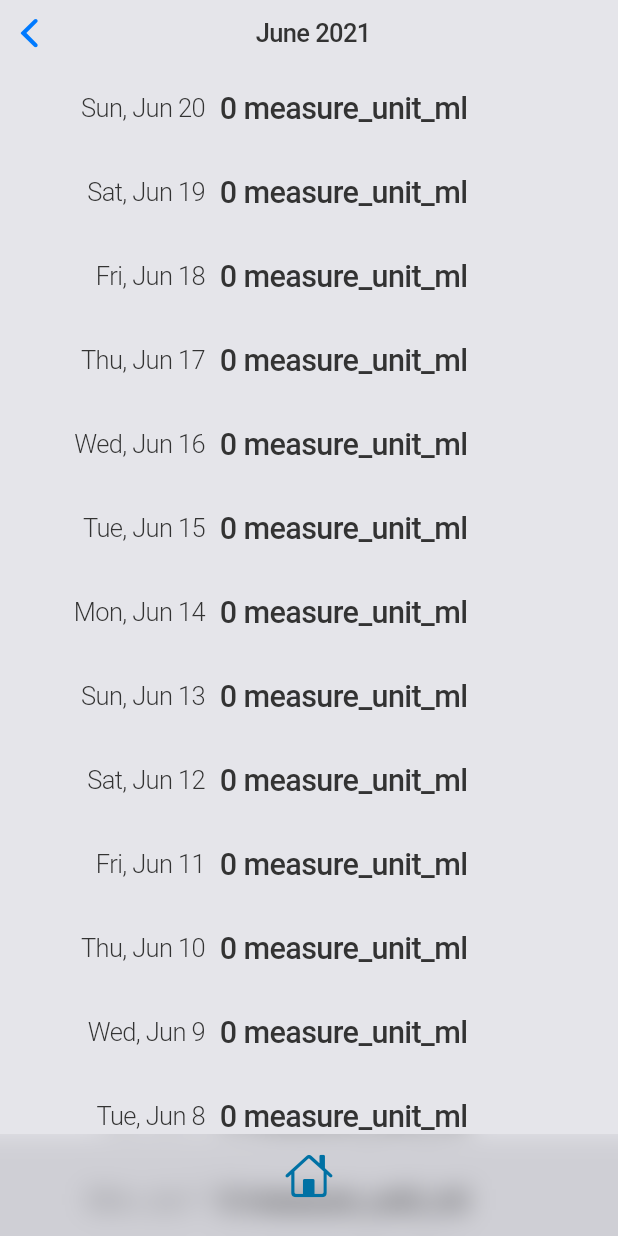
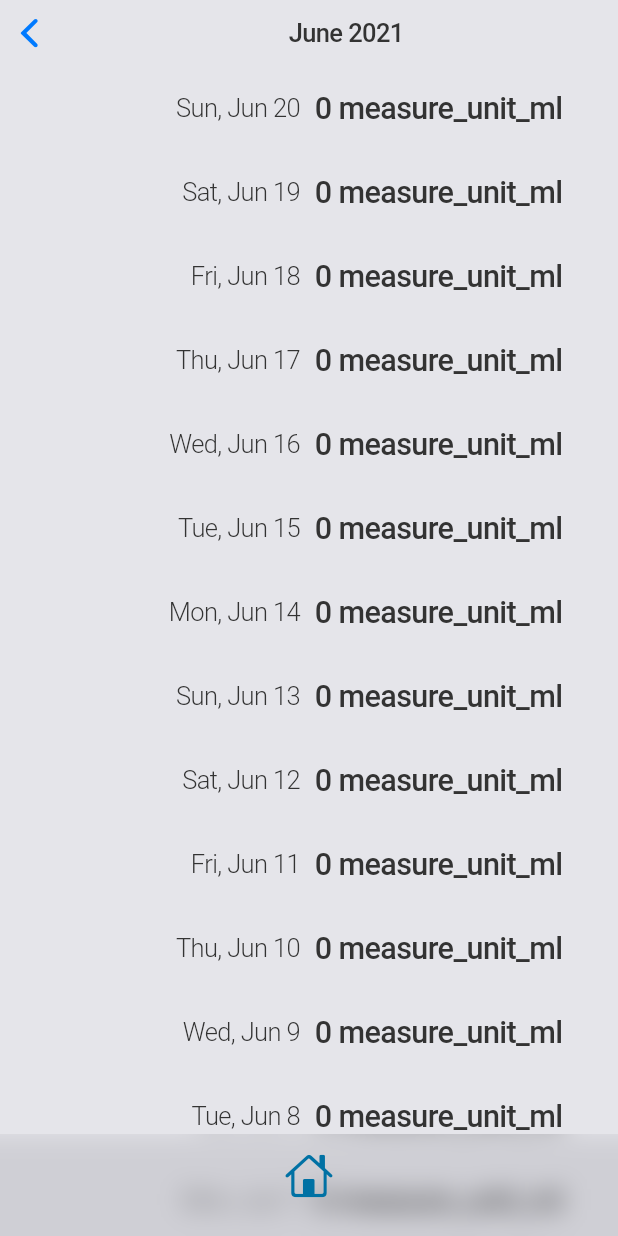
Before and after one commit to alxmoroz/aqualife, a Flutter app: the StatisticsView screen opened by its route, on a phone screen of 412 x 824 dp. Run offline on Flutter 3.47's test engine with Material 2 defaults, Android fonts, the phone set to English and light mode, and no system bars; our stand-ins replace flutter_mobx, hive, mobx, package_info_plus; accounts and stored records are empty; generated files the repository leaves out were written again.

Commit message:
#1812 статистику решили отображать сразу в дровере, пока там ничего другого все равно нет. поправил мелкие ошибки по оформлению

```diff
--- a/lib/ui/main/daily_progress_indicator.dart
+++ b/lib/ui/main/daily_progress_indicator.dart
@@ -2,9 +2,10 @@
 
 import 'dart:math';
 
-import 'package:aqualife/ui/components/colors.dart';
 import 'package:flutter/cupertino.dart';
 import 'package:flutter/material.dart';
+
+import '../components/colors.dart';
 
 class WaveClip extends CustomClipper<Path> {
   @override
--- a/lib/ui/statistics/month_selector.dart
+++ b/lib/ui/statistics/month_selector.dart
@@ -11,6 +11,8 @@ import '../components/icons.dart';
 import '../components/text/text_widgets.dart';
 
 class MonthSelector extends StatelessWidget {
+  bool get _showTodayBtn => recordsState.canPrevMonth || recordsState.canNextMonth;
+
   @override
   Widget build(BuildContext context) {
     return Observer(
@@ -22,13 +24,9 @@ class MonthSelector extends StatelessWidget {
           MediumText(DateFormat.yMMMM().format(recordsState.selectedMonth)),
           recordsState.canNextMonth ? Button.icon(chevronForwardIcon(context), recordsState.setNextMonth) : const SizedBox(width: 44),
           const Spacer(),
-          Button(
-            recordsState.canPrevMonth || recordsState.canNextMonth ? loc.today : '',
-            recordsState.setCurrentMonth,
-            padding: EdgeInsets.only(right: sidePadding),
+          if (_showTodayBtn) Button(loc.today, recordsState.setCurrentMonth, padding: EdgeInsets.only(right: sidePadding)),
+        ],
           ),
-        ],
-      ),
     );
   }
 }
--- /dev/null
+++ b/lib/ui/statistics/records_list_view.dart
@@ -0,0 +1,69 @@
+// Copyright (c) 2021. Alexandr Moroz
+
+import 'package:aqualife/services/globals.dart';
+import 'package:flutter/cupertino.dart';
+import 'package:flutter/material.dart';
+import 'package:flutter_mobx/flutter_mobx.dart';
+import 'package:intl/intl.dart';
+
+import '../components/colors.dart';
+import '../components/text/text_widgets.dart';
+
+class RecordsListView extends StatelessWidget {
+  int get _daysInMonthCount => DateTime(recordsState.selectedMonth.year, recordsState.selectedMonth.month + 1, 0).day;
+
+  List<DateTime> get _days {
+    final now = DateTime.now();
+    return List<DateTime>.generate(
+      _daysInMonthCount,
+      (int index) => DateTime(recordsState.selectedMonth.year, recordsState.selectedMonth.month, index + 1),
+    ).where((d) => d.isBefore(now)).toList(growable: false).reversed.toList(growable: false);
+  }
+
+  Widget itemBuilder(BuildContext context, int index) {
+    final date = _days[index];
+    final value = recordsState.waterQuantityForDate(date);
+    return ListTile(
+      title: Row(
+        children: [
+          Expanded(
+            child: Padding(
+              padding: const EdgeInsets.only(right: 6),
+              child: Column(
+                crossAxisAlignment: CrossAxisAlignment.end,
+                children: [
+                  NormalText(DateFormat.MMMEd().format(date), align: TextAlign.right, weight: FontWeight.w300),
+                ],
+              ),
+            ),
+          ),
+          Expanded(
+            flex: 1,
+            child: Stack(alignment: Alignment.centerLeft, children: [
+              LinearProgressIndicator(
+                value: value / recordsState.dayQuota,
+                color: CupertinoDynamicColor.resolve(tealColor, context),
+                minHeight: 28,
+                backgroundColor: Colors.transparent,
+              ),
+              H3(
+                '$value ${Intl.message(settings.measureUnitCode, name: settings.measureUnitCode)}',
+                padding: const EdgeInsets.only(left: 4),
+              )
+            ]),
+          ),
+        ],
+      ),
+    );
+  }
+
+  @override
+  Widget build(BuildContext context) {
+    return Observer(
+      builder: (_) => ListView.builder(
+        itemBuilder: itemBuilder,
+        itemCount: _days.length,
+      ),
+    );
+  }
+}
--- a/lib/ui/statistics/statistics_view.dart
+++ b/lib/ui/statistics/statistics_view.dart
@@ -5,65 +5,16 @@ import 'dart:ui';
 import 'package:aqualife/services/globals.dart';
 import 'package:flutter/cupertino.dart';
 import 'package:flutter/material.dart';
-import 'package:flutter_mobx/flutter_mobx.dart';
-import 'package:intl/intl.dart';
 
 import '../components/colors.dart';
 import '../components/icons.dart';
 import '../components/material_wrapper.dart';
 import '../components/navbar.dart';
-import '../components/text/text_widgets.dart';
 import '../statistics/month_selector.dart';
+import '../statistics/records_list_view.dart';
 
 class StatisticsView extends StatelessWidget {
   static String get routeName => 'StatisticsView';
-
-  int get _daysInMonthCount => DateTime(recordsState.selectedMonth.year, recordsState.selectedMonth.month + 1, 0).day;
-
-  List<DateTime> get _days {
-    final now = DateTime.now();
-    return List<DateTime>.generate(
-      _daysInMonthCount,
-      (int index) => DateTime(recordsState.selectedMonth.year, recordsState.selectedMonth.month, index + 1),
-    ).where((d) => d.isBefore(now)).toList(growable: false).reversed.toList(growable: false);
-  }
-
-  Widget itemBuilder(BuildContext ctx, int index) {
-    final date = _days[index];
-    final value = recordsState.waterQuantityForDate(date);
-    return ListTile(
-      title: Row(
-        children: [
-          Expanded(
-            child: Padding(
-              padding: const EdgeInsets.only(right: 6),
-              child: Column(
-                crossAxisAlignment: CrossAxisAlignment.end,
-                children: [
-                  NormalText(DateFormat.MMMEd().format(date), align: TextAlign.right, weight: FontWeight.w300),
-                ],
-              ),
-            ),
-          ),
-          Expanded(
-            flex: 2,
-            child: Stack(alignment: Alignment.centerLeft, children: [
-              LinearProgressIndicator(
-                value: value / recordsState.dayQuota,
-                color: mainColor,
-                minHeight: 28,
-                backgroundColor: Colors.transparent,
-              ),
-              H3(
-                '$value ${Intl.message(settings.measureUnitCode, name: settings.measureUnitCode)}',
-                padding: const EdgeInsets.only(left: 4),
-              )
-            ]),
-          ),
-        ],
-      ),
-    );
-  }
 
   @override
   Widget build(BuildContext context) {
@@ -73,12 +24,7 @@ class StatisticsView extends StatelessWidget {
       child: materialWrap(
         Stack(
           children: [
-            Observer(
-              builder: (_) => ListView.builder(
-                itemBuilder: itemBuilder,
-                itemCount: _days.length,
-              ),
-            ),
+            RecordsListView(),
             Align(
               alignment: Alignment.bottomCenter,
               child: ClipRect(
```
Also changed, not shown: lib/ui/main/drawer.dart (added, +41 -0 lines), lib/ui/main/main_view.dart (+4 -26 lines).
